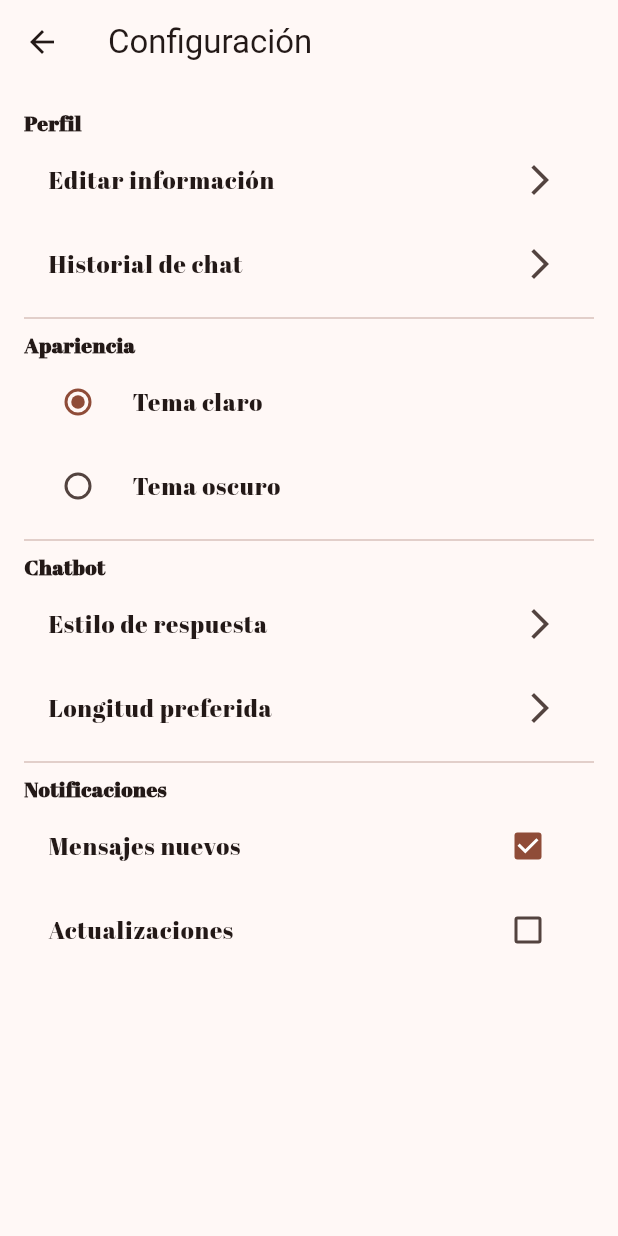
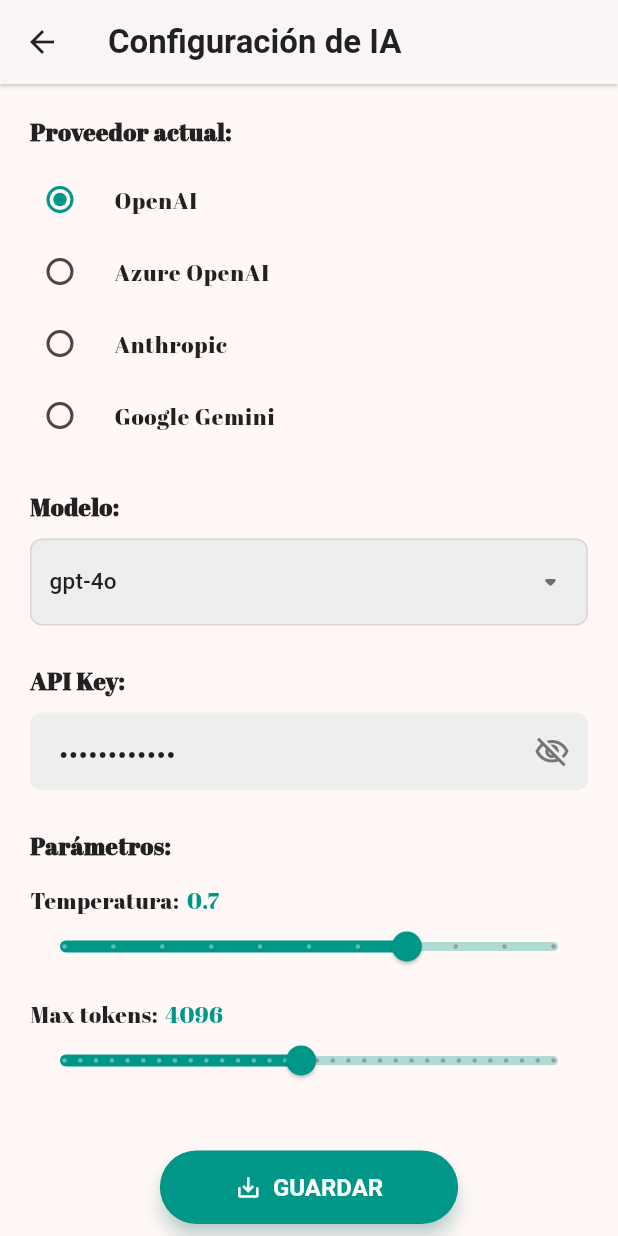
Before and after one commit to imwaltdiaz/prograMovil, a Flutter app: the PreferencesPage screen opened by its route, after a tap on "Estilo de respuesta", on a phone screen of 412 x 824 dp. Run offline on Flutter 3.47's test engine with Material 3 defaults, Android fonts, the phone set to English and light mode, and no system bars; our stand-ins replace get, google_fonts; Roboto replaces fonts that are missing (Allerta).

Commit message:
Configuracion AI

```diff
--- a/AI_chatbot/lib/main.dart
+++ b/AI_chatbot/lib/main.dart
@@ -7,6 +7,7 @@
 import './pages/login/login.dart';
 import './pages/preferences/preferences_page.dart';
 import './pages/History/HistoryPage.dart';
+import './pages/configuracionAI/configuracionAI_page.dart';
 import 'package:intl/intl.dart';
 
 void main() => runApp(const MyApp());
@@ -51,6 +52,7 @@
           '/login': (context) => LoginPage(),
           '/preferences': (context) => PreferencesPage(),
           '/history': (context) => HistoryPage(),
+          '/configuracionAI': (context) => AIConfigScreen(),
         });
   }
 }
--- /dev/null
+++ b/AI_chatbot/lib/pages/configuracionAI/configuracionAI_page.dart
@@ -0,0 +1,346 @@
+import 'package:flutter/material.dart';
+
+// AIConfigScreen remains largely the same, but it's now a separate route
+class AIConfigScreen extends StatefulWidget {
+  const AIConfigScreen({super.key});
+
+  @override
+  State<AIConfigScreen> createState() => _AIConfigScreenState();
+}
+
+enum AIProvider { openAI, azureOpenAI, anthropic, googleGemini }
+
+class _AIConfigScreenState extends State<AIConfigScreen> {
+  AIProvider? _selectedProvider = AIProvider.openAI;
+  String? _selectedModel = 'gpt-4o';
+  final TextEditingController _apiKeyController =
+      TextEditingController(text: '••••••••••••');
+  double _temperature = 0.7;
+  double _maxTokens = 4096;
+
+  // Example models - you might want to make these dynamic based on provider
+  final Map<AIProvider, List<String>> _providerModels = {
+    AIProvider.openAI: ['gpt-4o', 'gpt-4', 'gpt-3.5-turbo'],
+    AIProvider.azureOpenAI: ['azure-gpt-4o', 'azure-gpt-35-turbo'],
+    AIProvider.anthropic: ['claude-3-opus', 'claude-3-sonnet', 'claude-2.1'],
+    AIProvider.googleGemini: ['gemini-1.5-pro', 'gemini-1.0-pro'],
+  };
+
+  List<String> _currentModels = [];
+
+  @override
+  void initState() {
+    super.initState();
+    // Initialize models based on the default selected provider
+    _updateModelsForProvider(_selectedProvider!);
+    _apiKeyController.text = '••••••••••••'; // Default placeholder
+  }
+
+  void _updateModelsForProvider(AIProvider provider) {
+    setState(() {
+      _currentModels = _providerModels[provider] ?? [];
+      // If the current selected model is not in the new list, reset it
+      if (!_currentModels.contains(_selectedModel)) {
+        _selectedModel =
+            _currentModels.isNotEmpty ? _currentModels.first : null;
+      }
+    });
+  }
+
+  @override
+  void dispose() {
+    _apiKeyController.dispose();
+    super.dispose();
+  }
+
+  @override
+  Widget build(BuildContext context) {
+    return Scaffold(
+      appBar: AppBar(
+        title: const Text('Configuración de IA',
+            style: TextStyle(fontWeight: FontWeight.bold)),
+        backgroundColor: Colors.white,
+        foregroundColor: Colors.black87, // For back button and title color
+        elevation: 1,
+        shadowColor: Colors.grey.withOpacity(0.5),
+      ),
+      body: SingleChildScrollView(
+        padding: const EdgeInsets.all(20.0),
+        child: Column(
+          crossAxisAlignment: CrossAxisAlignment.start,
+          children: <Widget>[
+            // Provider Selection Section
+            const Text(
+              'Proveedor actual:',
+              style: TextStyle(
+                  fontSize: 16,
+                  fontWeight: FontWeight.w600,
+                  color: Colors.black87),
+            ),
+            const SizedBox(height: 10),
+            _buildProviderRadioListTile(AIProvider.openAI, 'OpenAI'),
+            _buildProviderRadioListTile(AIProvider.azureOpenAI, 'Azure OpenAI'),
+            _buildProviderRadioListTile(AIProvider.anthropic, 'Anthropic'),
+            _buildProviderRadioListTile(
+                AIProvider.googleGemini, 'Google Gemini'),
+            const SizedBox(height: 25),
+
+            // Model Selection Section
+            const Text(
+              'Modelo:',
+              style: TextStyle(
+                  fontSize: 16,
+                  fontWeight: FontWeight.w600,
+                  color: Colors.black87),
+            ),
+            const SizedBox(height: 10),
+            if (_currentModels
+                .isNotEmpty) // Only show dropdown if models are available
+              Container(
+                padding:
+                    const EdgeInsets.symmetric(horizontal: 12.0, vertical: 4.0),
+                decoration: BoxDecoration(
+                  color: Colors.grey[200],
+                  borderRadius: BorderRadius.circular(8.0),
+                  border: Border.all(color: Colors.grey[350]!, width: 1),
+                ),
+                child: DropdownButtonFormField<String>(
+                  value: _selectedModel,
+                  icon: const Icon(Icons.arrow_drop_down_rounded,
+                      color: Colors.black54),
+                  decoration: const InputDecoration(
+                    border: InputBorder.none,
+                    contentPadding: EdgeInsets.zero,
+                  ),
+                  dropdownColor: Colors.white,
+                  borderRadius: BorderRadius.circular(8.0),
+                  items: _currentModels.map((String model) {
+                    return DropdownMenuItem<String>(
+                      value: model,
+                      child: Text(model,
+                          style: const TextStyle(
+                              fontSize: 15, color: Colors.black87)),
+                    );
+                  }).toList(),
+                  onChanged: (String? newValue) {
+                    setState(() {
+                      _selectedModel = newValue;
+                    });
+                  },
+                  isExpanded: true,
+                ),
+              )
+            else
+              Container(
+                // Placeholder if no models are available for the selected provider
+                padding: const EdgeInsets.symmetric(
+                    horizontal: 12.0, vertical: 12.0),
+                decoration: BoxDecoration(
+                  color: Colors.grey[200],
+                  borderRadius: BorderRadius.circular(8.0),
+                  border: Border.all(color: Colors.grey[350]!, width: 1),
+                ),
+                child: const Text("Seleccione un proveedor para ver modelos.",
+                    style: TextStyle(color: Colors.black54)),
+              ),
+            const SizedBox(height: 25),
+
+            // API Key Section
+            const Text(
+              'API Key:',
+              style: TextStyle(
+                  fontSize: 16,
+                  fontWeight: FontWeight.w600,
+                  color: Colors.black87),
+            ),
+            const SizedBox(height: 10),
+            TextField(
+              controller: _apiKeyController,
+              obscureText: true,
+              decoration: InputDecoration(
+                filled: true,
+                fillColor: Colors.grey[200],
+                hintText: 'Ingresa tu API Key',
+                border: OutlineInputBorder(
+                  borderRadius: BorderRadius.circular(8.0),
+                  borderSide: BorderSide.none,
+                ),
+                contentPadding:
+                    const EdgeInsets.symmetric(horizontal: 15, vertical: 15),
+                suffixIcon: IconButton(
+                  icon: Icon(
+                    // Simple toggle, ideally you'd manage obscureText state
+                    Icons.visibility_off_outlined,
+                    color: Colors.grey[600],
+                  ),
+                  onPressed: () {
+                    // Basic toggle, for a real app, manage obscureText state
+                    // For simplicity, this just clears and re-adds the placeholder
+                    final currentText = _apiKeyController.text;
+                    // This is a placeholder for actual visibility toggle logic
+                    ScaffoldMessenger.of(context).showSnackBar(
+                      const SnackBar(
+                          content: Text(
+                              'Toggle visibility (not fully implemented)')),
+                    );
+                  },
+                ),
+              ),
+              style: const TextStyle(fontSize: 15, color: Colors.black87),
+            ),
+            const SizedBox(height: 25),
+
+            // Parameters Section
+            const Text(
+              'Parámetros:',
+              style: TextStyle(
+                  fontSize: 16,
+                  fontWeight: FontWeight.w600,
+                  color: Colors.black87),
+            ),
+            const SizedBox(height: 15),
+            // Temperature Slider
+            Row(
+              children: [
+                const Text('Temperatura:',
+                    style: TextStyle(fontSize: 15, color: Colors.black87)),
+                const SizedBox(width: 5),
+                Text(_temperature.toStringAsFixed(1),
+                    style: const TextStyle(
+                        fontSize: 15,
+                        fontWeight: FontWeight.w500,
+                        color: Colors.teal)),
+              ],
+            ),
+            SliderTheme(
+              data: SliderTheme.of(context).copyWith(
+                activeTrackColor: Colors.teal,
+                inactiveTrackColor: Colors.teal.withOpacity(0.3),
+                trackHeight: 6.0,
+                thumbColor: Colors.teal,
+                thumbShape:
+                    const RoundSliderThumbShape(enabledThumbRadius: 10.0),
+                overlayColor: Colors.teal.withAlpha(32),
+                overlayShape:
+                    const RoundSliderOverlayShape(overlayRadius: 20.0),
+              ),
+              child: Slider(
+                value: _temperature,
+                min: 0.0,
+                max: 1.0,
+                divisions: 10,
+                label: _temperature.toStringAsFixed(1),
+                onChanged: (double value) {
+                  setState(() {
+                    _temperature = value;
+                  });
+                },
+              ),
+            ),
+            const SizedBox(height: 15),
+
+            // Max Tokens Slider
+            Row(
+              children: [
+                const Text('Max tokens:',
+                    style: TextStyle(fontSize: 15, color: Colors.black87)),
+                const SizedBox(width: 5),
+                Text(_maxTokens.round().toString(),
+                    style: const TextStyle(
+                        fontSize: 15,
+                        fontWeight: FontWeight.w500,
+                        color: Colors.teal)),
+              ],
+            ),
+            SliderTheme(
+              data: SliderTheme.of(context).copyWith(
+                activeTrackColor: Colors.teal,
+                inactiveTrackColor: Colors.teal.withOpacity(0.3),
+                trackHeight: 6.0,
+                thumbColor: Colors.teal,
+                thumbShape:
+                    const RoundSliderThumbShape(enabledThumbRadius: 10.0),
+                overlayColor: Colors.teal.withAlpha(32),
+                overlayShape:
+                    const RoundSliderOverlayShape(overlayRadius: 20.0),
+              ),
+              child: Slider(
+                value: _maxTokens,
+                min: 256,
+                max: 8192,
+                divisions: (8192 - 256) ~/ 256,
+                label: _maxTokens.round().toString(),
+                onChanged: (double value) {
+                  setState(() {
+                    _maxTokens = value;
+                  });
+                },
+              ),
+            ),
+            const SizedBox(height: 40),
+
+            // Save Button
+            Center(
+              child: ElevatedButton.icon(
+                icon: const Icon(Icons.save_alt_outlined, color: Colors.white),
+                label: const Text('GUARDAR',
+                    style: TextStyle(color: Colors.white)),
+                onPressed: () {
+                  // Implement save logic here
+                  final providerName =
+                      _selectedProvider.toString().split('.').last;
+                  ScaffoldMessenger.of(context).showSnackBar(
+                    SnackBar(
+                      content: Text(
+                          'Configuración guardada: Provider: $providerName, Model: $_selectedModel, Temp: $_temperature, Tokens: ${_maxTokens.round()}'),
+                      backgroundColor: Colors.green.shade600,
+                      shape: RoundedRectangleBorder(
+                          borderRadius: BorderRadius.circular(10)),
+                      behavior: SnackBarBehavior.floating,
+                      margin: const EdgeInsets.all(10),
+                      elevation: 6,
+                    ),
+                  );
+                },
+                style: ElevatedButton.styleFrom(
+                  backgroundColor: Colors.teal,
+                  padding:
+                      const EdgeInsets.symmetric(horizontal: 50, vertical: 15),
+                  textStyle: const TextStyle(
+                      fontSize: 16, fontWeight: FontWeight.bold),
+                  shape: RoundedRectangleBorder(
+                    borderRadius: BorderRadius.circular(30.0),
+                  ),
+                  elevation: 5,
+                  shadowColor: Colors.teal.withOpacity(0.5),
+                ),
+              ),
+            ),
+            const SizedBox(height: 20),
+          ],
+        ),
+      ),
+    );
+  }
+
+  Widget _buildProviderRadioListTile(AIProvider provider, String title) {
+    return RadioListTile<AIProvider>(
+      title: Text(title,
+          style: const TextStyle(fontSize: 15, color: Colors.black87)),
+      value: provider,
+      groupValue: _selectedProvider,
+      onChanged: (AIProvider? value) {
+        if (value != null) {
+          setState(() {
+            _selectedProvider = value;
+            _updateModelsForProvider(
+                value); // Update models when provider changes
+          });
+        }
+      },
+      activeColor: Colors.teal,
+      contentPadding: EdgeInsets.zero,
+      dense: true,
+    );
+  }
+}
--- a/AI_chatbot/lib/pages/preferences/preferences_layout.dart
+++ b/AI_chatbot/lib/pages/preferences/preferences_layout.dart
@@ -58,8 +58,16 @@
         const Text('Chatbot', style: TextStyle(fontWeight: FontWeight.bold)),
         ListTile(
           title: const Text('Estilo de respuesta'),
-          trailing: const Icon(Icons.arrow_forward_ios),
-          onTap: () {},
+          trailing: const Icon(Icons.arrow_forward_ios,
+              size: 16,
+              color: Colors.grey), // Opcional: ajustar tamaño y color del ícono
+          onTap: () {
+            // Usar Navigator.pushNamed para ir a la ruta especificada
+            Navigator.pushNamed(context, '/configuracionAI');
+          },
+          // Opcional: añadir algo de padding o ajustar la densidad si es necesario
+          // contentPadding: EdgeInsets.symmetric(horizontal: 16.0, vertical: 8.0),
+          // dense: true,
         ),
         ListTile(
           title: const Text('Longitud preferida'),
@@ -67,7 +75,8 @@
           onTap: () {},
         ),
         const Divider(),
-        const Text('Notificaciones', style: TextStyle(fontWeight: FontWeight.bold)),
+        const Text('Notificaciones',
+            style: TextStyle(fontWeight: FontWeight.bold)),
         CheckboxListTile(
           title: const Text('Mensajes nuevos'),
           value: notiNewMessages,
```
Also changed, not shown: 128 other files.
